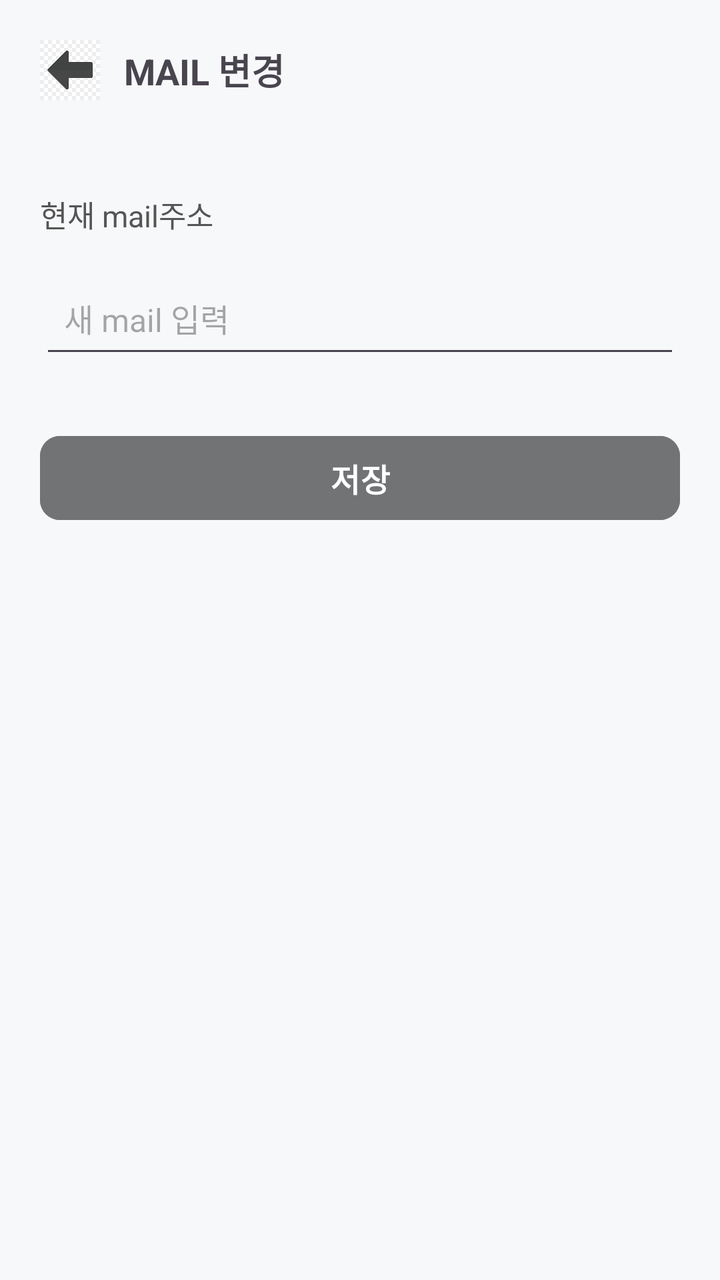
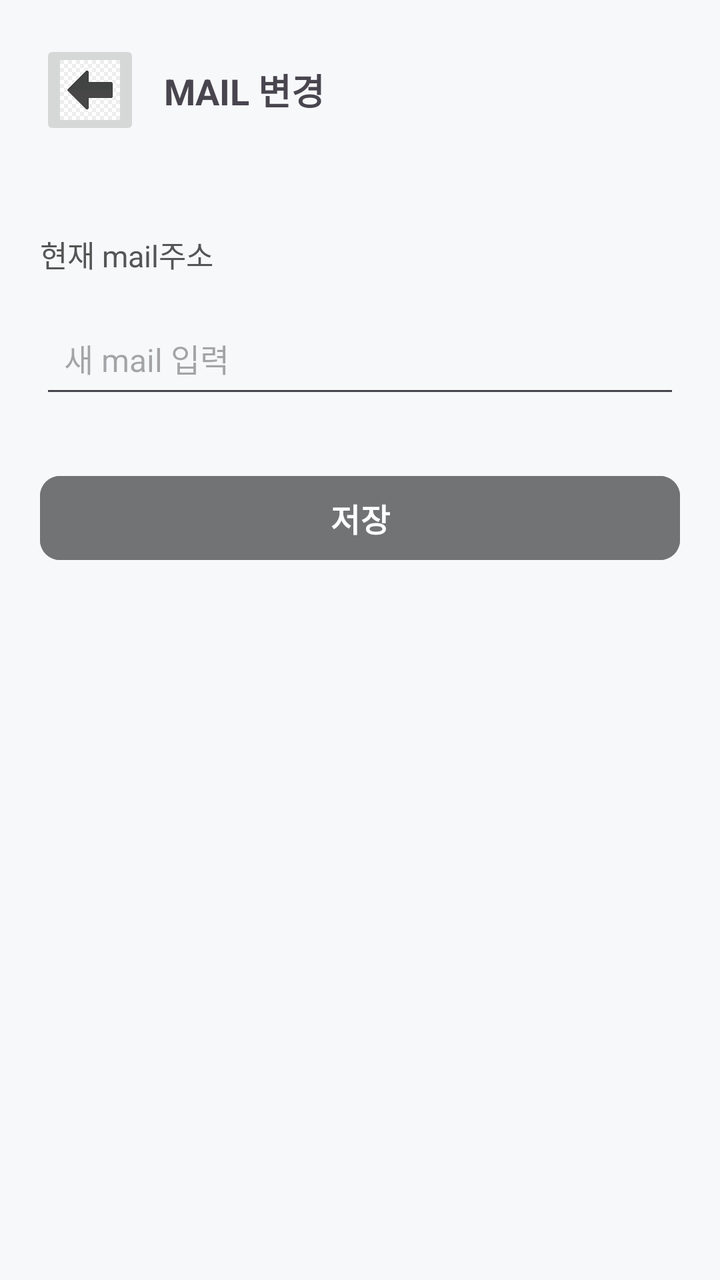

An Android layout rendered at two revisions. The XML below is the earlier revision; the diff shows what the commit changed to produce the second picture.
<!-- AndroidManifest.xml: application theme Theme.Lostfind -->
<!-- res/layout/mail_change.xml -->
<?xml version="1.0" encoding="utf-8"?>
<LinearLayout xmlns:android="http://schemas.android.com/apk/res/android"
    android:layout_width="match_parent"
    android:layout_height="match_parent"
    xmlns:app="http://schemas.android.com/apk/res-auto"
    android:orientation="vertical"
    android:background="#F7F8FA"
    android:padding="20dp">

    
    <LinearLayout
        android:layout_width="match_parent"
        android:layout_height="wrap_content"
        android:orientation="horizontal"
        android:gravity="center_vertical"
        android:paddingBottom="16dp">

        <ImageView
            android:id="@+id/btnBack"
            android:layout_width="30dp"
            android:layout_height="30dp"
            android:src="@drawable/left_arrow"
            android:contentDescription="Back" />

        <TextView
            android:id="@+id/txtTitle"
            android:layout_width="wrap_content"
            android:layout_height="wrap_content"
            android:text="MAIL 변경"
            android:textSize="18sp"
            android:textStyle="bold"
            android:layout_marginStart="12dp" />
    </LinearLayout>


    
    <TextView
        android:id="@+id/txtDescription"
        android:layout_width="wrap_content"
        android:layout_height="wrap_content"
        android:text="현재 mail주소"
        android:textSize="15sp"
        android:textColor="#555555"
        android:layout_marginTop="30dp" />


    
    <EditText
        android:id="@+id/editNewName"
        android:layout_width="match_parent"
        android:layout_height="50dp"
        android:hint="새 mail 입력"
        android:padding="12dp"
        android:textSize="16sp"
        android:layout_marginTop="16dp" />


    
    <Button
        android:id="@+id/btnSaveName"
        android:layout_width="match_parent"
        android:layout_height="50dp"
        android:text="저장"
        android:textSize="16sp"
        android:textStyle="bold"
        android:textColor="#FFFFFF"
        android:layout_marginTop="30dp"
        app:cornerRadius="10dp"
        android:backgroundTint="@color/gray"/>

</LinearLayout>
<!-- resources referenced by this layout -->
<resources>
  <color name="gray">#727375</color>
  <!-- drawable left_arrow: jpg bitmap (drawable, 5456 bytes) -->
  <style name="Theme.Lostfind" parent="Base.Theme.Lostfind" />
  <style name="Base.Theme.Lostfind" parent="Theme.Material3.DayNight.NoActionBar">
          
          
      </style>
</resources>

<!-- the commit's change to res/layout/mail_change.xml (unified diff, before → after) -->
@@ -5,7 +5,8 @@
     xmlns:app="http://schemas.android.com/apk/res-auto"
     android:orientation="vertical"
     android:background="#F7F8FA"
-    android:padding="20dp">
+    android:padding="20dp"
+    android:id="@+id/main">
 
     
     <LinearLayout
@@ -15,10 +16,11 @@
         android:gravity="center_vertical"
         android:paddingBottom="16dp">
 
-        <ImageView
+        <ImageButton
             android:id="@+id/btnBack"
-            android:layout_width="30dp"
-            android:layout_height="30dp"
+            android:layout_width="50dp"
+            android:layout_height="50dp"
+            android:scaleType="centerCrop"
             android:src="@drawable/left_arrow"
             android:contentDescription="Back" />
 
